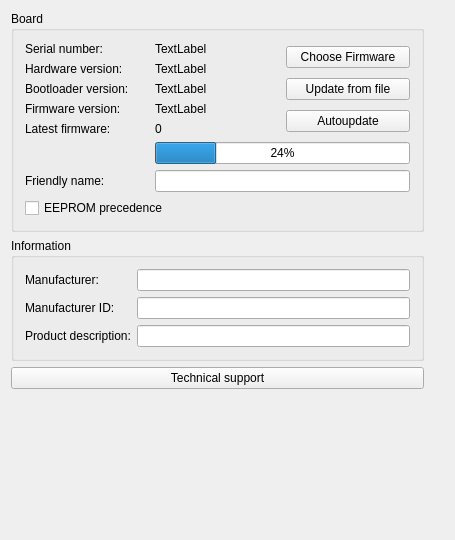
This is src/pageaboutdevicewgt.ui in EPC-MSU/XILab as Qt 5 draws it before an edit. The edited form follows.
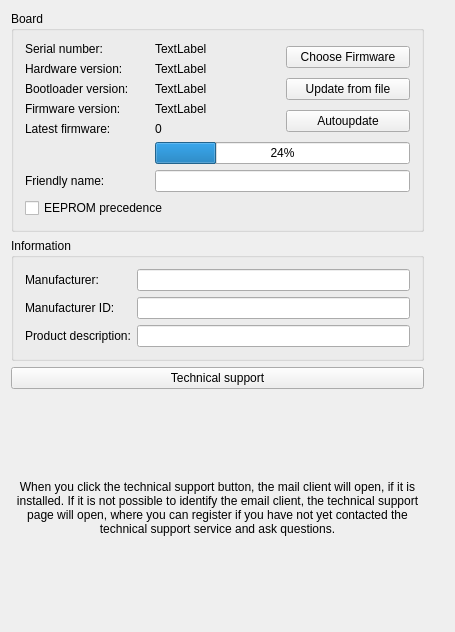
This is the edited form.

Commit message: Bug #41685 Added the "technical support" button to xilab, but it doesn't work on windows 10

```diff
--- a/src/pageaboutdevicewgt.ui
+++ b/src/pageaboutdevicewgt.ui
@@ -7,7 +7,7 @@
     <x>0</x>
     <y>0</y>
     <width>455</width>
-    <height>540</height>
+    <height>632</height>
    </rect>
   </property>
   <property name="windowTitle">
@@ -260,11 +260,17 @@
    <item row="3" column="0">
     <widget class="QLabel" name="msgLbl">
      <property name="text">
-      <string/>
+      <string>When you click the technical support button, the mail client will open, if it is installed. If it is not possible to identify the email client, the technical support page will open, where you can register if you have not yet contacted the technical support service and ask questions.</string>
+     </property>
+     <property name="textFormat">
+      <enum>Qt::PlainText</enum>
      </property>
      <property name="alignment">
       <set>Qt::AlignCenter</set>
      </property>
+     <property name="wordWrap">
+      <bool>true</bool>
+     </property>
     </widget>
    </item>
    <item row="2" column="0">
```
The commit also changes 1 other file.
